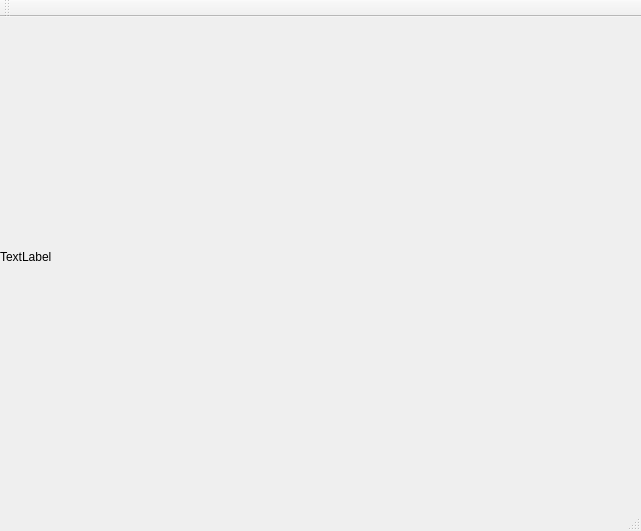
Before: the Qt Designer form mainwindow.ui in mhozza/HandControl, drawn with Qt 5.
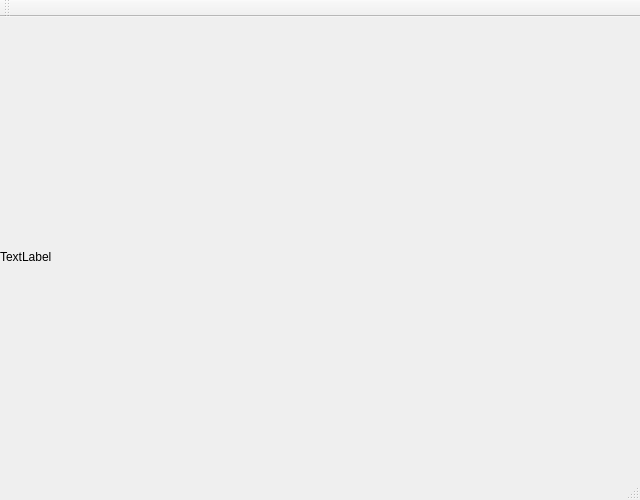
After: the same form once the commit is applied.

Patch:
```diff
--- a/mainwindow.ui
+++ b/mainwindow.ui
@@ -6,8 +6,8 @@
    <rect>
     <x>0</x>
     <y>0</y>
-    <width>641</width>
-    <height>531</height>
+    <width>640</width>
+    <height>500</height>
    </rect>
   </property>
   <property name="windowTitle">
```
Left out of the diff: 2 changed lines with no effect on the pictures.
